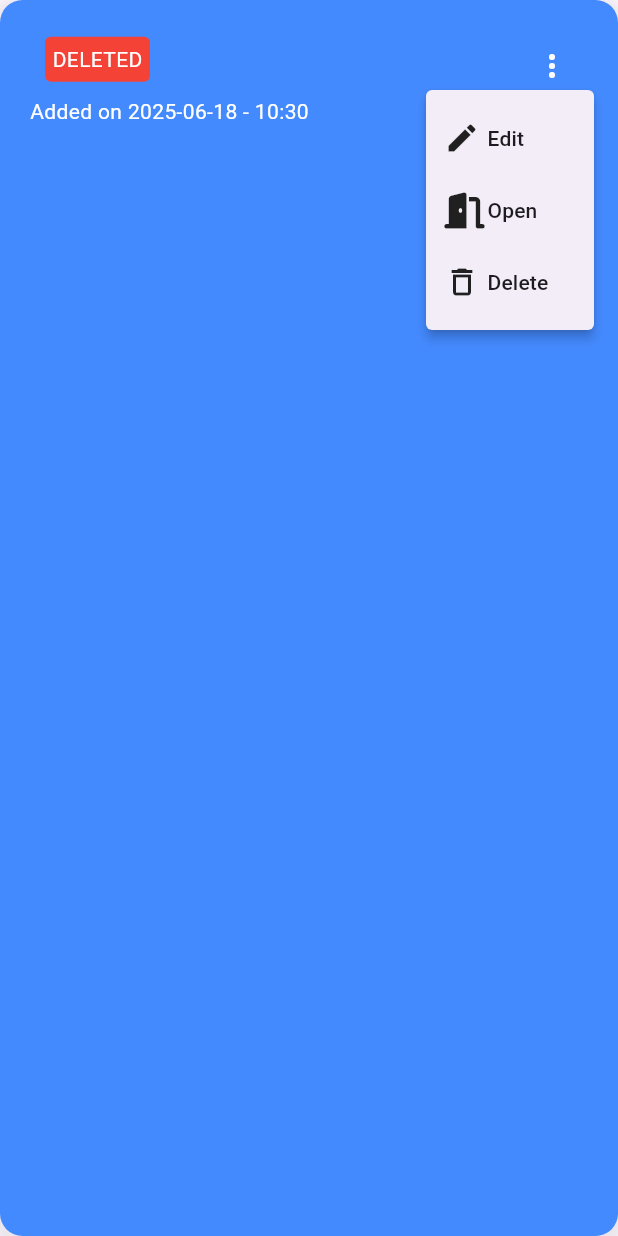
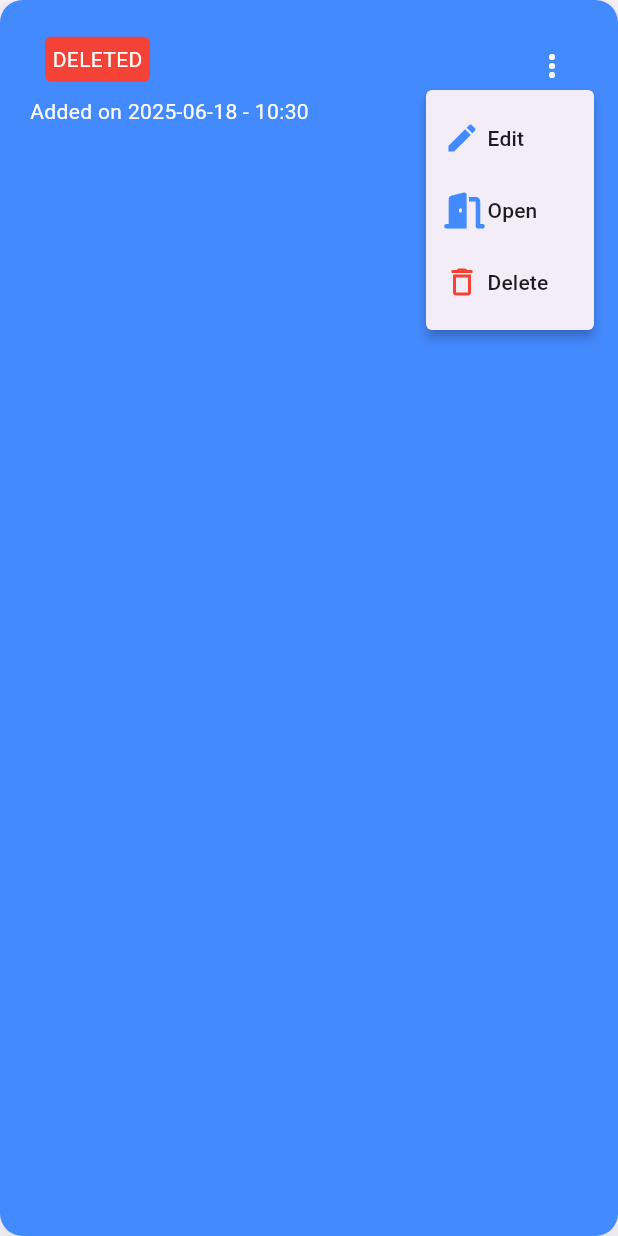
Before and after one commit to DaniloAfonseca/scrum_poker, a Flutter app: the UserRoomWidget widget shown alone on an empty page, opened directly with empty values, after a tap on the "more vert" icon, on a phone screen of 412 x 824 dp. Run offline on Flutter 3.47's test engine with Material 3 defaults, Android fonts, the phone set to English and light mode, and no system bars; our stand-ins replace animated_toggle_switch, cloud_firestore, firebase_auth, firebase_core, font_awesome_flutter, go_router and 2 more; accounts and stored records are empty; generated files the repository leaves out were written again; network calls fail.

Commit message:
Changes to room page

```diff
--- a/lib/room_setup/room_story.dart
+++ b/lib/room_setup/room_story.dart
@@ -243,21 +243,21 @@ class _RoomStoryState extends State<RoomStory> {
                       },
                     ),
                     PopupMenuItem(
-                      child: Row(spacing: 5, children: [Icon(Icons.delete_outline), Text('Delete')]),
+                      child: Row(spacing: 5, children: [Icon(Icons.delete_outline, color: Colors.red), Text('Delete')]),
                       onTap: () async {
                         widget.deletedChanged();
                       },
                     ),
                     if (widget.moveUp != null)
                       PopupMenuItem(
-                        child: Row(spacing: 5, children: [Icon(Icons.move_up_outlined), Text('Move up')]),
+                        child: Row(spacing: 5, children: [Icon(Icons.move_up_outlined, color: Colors.blueAccent), Text('Move up')]),
                         onTap: () async {
                           widget.moveUp!();
                         },
                       ),
                     if (widget.moveDown != null)
                       PopupMenuItem(
-                        child: Row(spacing: 5, children: [Icon(Icons.move_down_outlined), Text('Move down')]),
+                        child: Row(spacing: 5, children: [Icon(Icons.move_down_outlined, color: Colors.blueAccent), Text('Move down')]),
                         onTap: () async {
                           widget.moveDown!();
                         },
--- a/lib/room_setup/user_room_widget.dart
+++ b/lib/room_setup/user_room_widget.dart
@@ -3,6 +3,7 @@ import 'package:firebase_auth/firebase_auth.dart';
 import 'package:flutter/material.dart';
 import 'package:go_router/go_router.dart';
 import 'package:intl/intl.dart';
+import 'package:scrum_poker/shared/models/room.dart';
 import 'package:scrum_poker/shared/models/user_room.dart';
 import 'package:scrum_poker/shared/router/go_router.dart';
 import 'package:scrum_poker/shared/router/routes.dart';
@@ -10,9 +11,9 @@ import 'package:scrum_poker/text_tag.dart';
 import 'package:font_awesome_flutter/font_awesome_flutter.dart';
 
 class UserRoomWidget extends StatefulWidget {
-  final UserRoom room;
+  final UserRoom userRoom;
   final Function() deletedChanged;
-  const UserRoomWidget({super.key, required this.room, required this.deletedChanged});
+  const UserRoomWidget({super.key, required this.userRoom, required this.deletedChanged});
 
   @override
   State<UserRoomWidget> createState() => _UserRoomWidgetState();
@@ -21,11 +22,11 @@ class UserRoomWidget extends StatefulWidget {
 class _UserRoomWidgetState extends State<UserRoomWidget> {
   final _menuKey = GlobalKey();
   final user = FirebaseAuth.instance.currentUser;
-  late UserRoom room;
+  late UserRoom userRoom;
 
   @override
   void initState() {
-    room = widget.room;
+    userRoom = widget.userRoom;
     super.initState();
   }
 
@@ -50,17 +51,17 @@ class _UserRoomWidgetState extends State<UserRoomWidget> {
               Row(
                 spacing: 10,
                 children: [
-                  Text(room.name!, style: theme.textTheme.headlineLarge!.copyWith(color: Colors.white)),
+                  Text(userRoom.name, style: theme.textTheme.headlineLarge!.copyWith(color: Colors.white)),
                   TextTag(
                     text: 'DELETED',
                     backgroundColor: Colors.red,
                     foreColor: Colors.white,
-                    display: room.dateDeleted != null,
-                    toolTipText: room.dateDeleted != null ? 'Delete on ${DateFormat('yyyy-MM-dd - kk:mm').format(room.dateDeleted!)}' : null,
+                    display: userRoom.dateDeleted != null,
+                    toolTipText: userRoom.dateDeleted != null ? 'Delete on ${DateFormat('yyyy-MM-dd - kk:mm').format(userRoom.dateDeleted!)}' : null,
                   ),
                 ],
               ),
-              Text('Added on ${DateFormat('yyyy-MM-dd - kk:mm').format(room.dateAdded!)}', style: theme.textTheme.bodyMedium!.copyWith(color: Colors.white)),
+              Text('Added on ${DateFormat('yyyy-MM-dd - kk:mm').format(userRoom.dateAdded!)}', style: theme.textTheme.bodyMedium!.copyWith(color: Colors.white)),
             ],
           ),
 
@@ -73,23 +74,30 @@ class _UserRoomWidgetState extends State<UserRoomWidget> {
                 context: context,
                 items: [
                   PopupMenuItem(
-                    child: Row(spacing: 5, children: [Icon(Icons.edit), Text('Edit')]),
+                    child: Row(spacing: 5, children: [Icon(Icons.edit, color: Colors.blueAccent), Text('Edit')]),
                     onTap: () {
-                      context.go(Routes.editRoom, extra: room.roomId);
+                      context.go(Routes.editRoom, extra: userRoom.roomId);
                     },
                   ),
                   PopupMenuItem(
-                    child: Row(spacing: 5, children: [Icon(FontAwesomeIcons.doorOpen), Text('Open')]),
+                    child: Row(spacing: 5, children: [Icon(FontAwesomeIcons.doorOpen, color: Colors.blueAccent), Text('Open')]),
                     onTap: () async {
-                      navigatorKey.currentContext!.go('${Routes.room}/${room.roomId}');
+                      navigatorKey.currentContext!.go('${Routes.room}/${userRoom.roomId}');
                     },
                   ),
                   PopupMenuItem(
-                    child: Row(spacing: 5, children: [Icon(Icons.delete_outline), Text('Delete')]),
+                    child: Row(spacing: 5, children: [Icon(Icons.delete_outline, color: Colors.red), Text('Delete')]),
                     onTap: () async {
-                      widget.room.dateDeleted = DateTime.now();
-                      final json = room.toJson();
-                      await FirebaseFirestore.instance.collection('rooms').doc(room.roomId).set(json);
+                      userRoom.dateDeleted = DateTime.now();
+                      final json = userRoom.toJson();
+                      await FirebaseFirestore.instance.collection('users').doc(user!.uid).collection('rooms').doc(userRoom.roomId).set(json);
+                      final dbRoom = await FirebaseFirestore.instance.collection('rooms').doc(userRoom.roomId).snapshots().first;
+
+                      final room = Room.fromJson(dbRoom.data()!);
+                      room.dateDeleted = userRoom.dateDeleted;
+                      final roomMap = room.toJson();
+                      await FirebaseFirestore.instance.collection('rooms').doc(userRoom.roomId).set(roomMap);
+
                       widget.deletedChanged();
                     },
                   ),
--- a/lib/shared/models/app_user.dart
+++ b/lib/shared/models/app_user.dart
@@ -12,6 +12,7 @@ class AppUser {
   final String name;
   bool moderator;
   bool observer;
+  DateTime? joinedRoomDate;
   final String? picture;
   @JsonKey(name: 'account_type')
   final String? accountType;
@@ -24,15 +25,15 @@ class AppUser {
   Map<String, dynamic> toJson() => _$AppUserToJson(this);
 
   Map<String, dynamic> _$AppUserToJson(AppUser instance) => <String, dynamic>{
-    'accountId': instance.accountId,
-    'email': instance.email,
-    'id': instance.id,
+    if (instance.accountId case final value?) 'accountId': value,
+    if (instance.email case final value?) 'email': value,
+    if (instance.id case final value?) 'id': value,
     'name': instance.name,
     'moderator': instance.moderator,
     'observer': instance.observer,
-    'picture': instance.picture,
-    'account_type': instance.accountType,
-    'cloud_id': instance.cloudId,
+    if (instance.picture case final value?) 'picture': value,
+    if (instance.accountType case final value?) 'account_type': value,
+    if (instance.cloudId case final value?) 'cloud_id': value,
   };
 
   factory AppUser.fromAppUser(AppUser user, bool moderator) {
--- a/lib/shared/models/enums.dart
+++ b/lib/shared/models/enums.dart
@@ -1,4 +1,4 @@
-enum StatusEnum { notStarted, started, ended }
+enum StatusEnum { notStarted, started, skipped, ended }
 
 enum VoteEnum {
   zero('0', 0),
--- a/lib/shared/models/story.dart
+++ b/lib/shared/models/story.dart
@@ -13,17 +13,19 @@ class Story {
   final List<Vote> votes;
   @JsonKey(includeFromJson: false)
   bool added;
+  int? revisedVote;
 
-  Story({required this.description, this.url, this.vote, required this.status, required this.votes, this.added = false});
+  Story({required this.description, this.url, this.vote, required this.status, required this.votes, this.added = false, this.revisedVote});
 
   factory Story.fromJson(Map<String, dynamic> json) => _$StoryFromJson(json);
   Map<String, dynamic> toJson() => _$StoryToJson(this);
 
   Map<String, dynamic> _$StoryToJson(Story instance) => <String, dynamic>{
     'description': instance.description,
-    'url': instance.url,
-    'vote': instance.vote,
+    if (instance.url case final value?) 'url': value,
+    if (instance.vote case final value?) 'vote': value,
     'status': _$StatusEnumEnumMap[instance.status],
-    'votes': votes.map((vote) => vote.toJson()).toList()
+    'votes': votes.map((vote) => vote.toJson()).toList(),
+    if (instance.revisedVote case final value?) 'revisedVote': value,
   };
 }
--- a/lib/shared/models/user_room.dart
+++ b/lib/shared/models/user_room.dart
@@ -1,5 +1,3 @@
-import 'dart:convert';
-
 import 'package:json_annotation/json_annotation.dart';
 import 'package:scrum_poker/shared/models/enums.dart';
 import 'package:scrum_poker/shared/models/room.dart';
--- a/lib/voting/voting_player.dart
+++ b/lib/voting/voting_player.dart
@@ -80,7 +80,7 @@ class _VotingPlayerState extends State<VotingPlayer> {
                   if (!widget.appUser.moderator)
                     PopupMenuItem(
                       onTap: widget.onRemoveTap,
-                      child: Row(spacing: 5, crossAxisAlignment: CrossAxisAlignment.start, children: [Icon(Icons.delete, color: Colors.red), Text('Remove')]),
+                      child: Row(spacing: 5, crossAxisAlignment: CrossAxisAlignment.start, children: [Icon(Icons.delete_outline, color: Colors.red), Text('Remove')]),
                     ),
                 ],
                 position: RelativeRect.fromLTRB(position.dx, position.dy + 40, position.dx, position.dy),
```
Also changed, not shown: lib/room_setup/main_page.dart (+14 -31 lines), lib/voting/room_page.dart (+29 -20 lines), lib/voting/voting_story_item.dart (added, +76 -0 lines), lib/voting/voting_story_list.dart (renamed from lib/voting/voting_stories.dart, +44 -32 lines), lib/shared/models/app_user.g.dart, lib/shared/models/room.g.dart, lib/shared/models/story.g.dart, lib/shared/models/user_room.g.dart.
